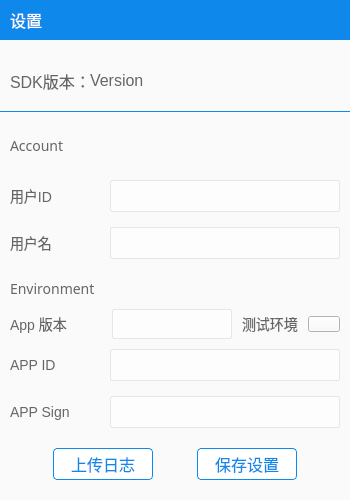
Qt form windows/ZegoAudioLive/ZegoSettingsDialog.ui (zegodev/ZegoAudioLiveRtp) before a commit.
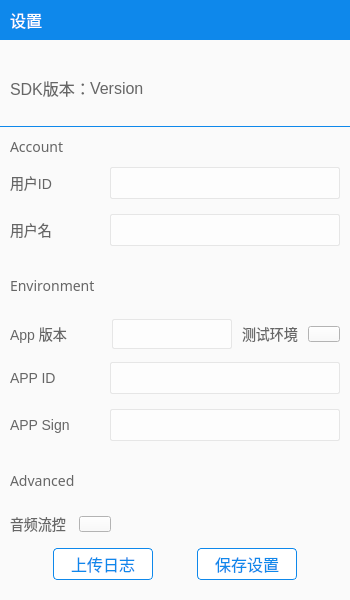
The same form after that commit. Icons and pictures are not drawn. Custom widgets are drawn as their Qt base class.

Diff of the .ui file:
```diff
--- a/windows/ZegoAudioLive/ZegoSettingsDialog.ui
+++ b/windows/ZegoAudioLive/ZegoSettingsDialog.ui
@@ -7,19 +7,19 @@
     <x>0</x>
     <y>0</y>
     <width>350</width>
-    <height>500</height>
+    <height>600</height>
    </rect>
   </property>
   <property name="minimumSize">
    <size>
     <width>350</width>
-    <height>500</height>
+    <height>600</height>
    </size>
   </property>
   <property name="maximumSize">
    <size>
     <width>350</width>
-    <height>500</height>
+    <height>600</height>
    </size>
   </property>
   <property name="windowTitle">
@@ -391,7 +391,7 @@
          </item>
          <item>
           <widget class="QWidget" name="m_zoneUserConfig" native="true">
-           <layout class="QVBoxLayout" name="verticalLayout_3">
+           <layout class="QVBoxLayout" name="verticalLayout_2">
             <property name="spacing">
              <number>0</number>
             </property>
@@ -642,11 +642,6 @@
              </layout>
             </item>
             <item>
-             <layout class="QVBoxLayout" name="verticalLayout_2">
-              <property name="spacing">
-               <number>0</number>
-              </property>
-              <item>
                <spacer name="verticalSpacer">
                 <property name="orientation">
                  <enum>Qt::Vertical</enum>
@@ -691,7 +686,7 @@
                 <property name="sizeHint" stdset="0">
                  <size>
                   <width>20</width>
-                  <height>10</height>
+                <height>13</height>
                  </size>
                 </property>
                </spacer>
@@ -927,7 +922,7 @@
                 <property name="sizeHint" stdset="0">
                  <size>
                   <width>20</width>
-                  <height>10</height>
+                <height>13</height>
                  </size>
                 </property>
                </spacer>
@@ -1123,8 +1118,135 @@
                 </property>
                </spacer>
               </item>
+            <item>
+             <widget class="QLabel" name="label_5">
+              <property name="font">
+               <font>
+                <family>微软雅黑</family>
+                <pointsize>-1</pointsize>
+               </font>
+              </property>
+              <property name="styleSheet">
+               <string notr="true">font-family: 微软雅黑;
+     font-size: 14px;
+	 color: #666666;</string>
+              </property>
+              <property name="text">
+               <string>Advanced</string>
+              </property>
+             </widget>
+            </item>
+            <item>
+             <spacer name="verticalSpacer_12">
+              <property name="orientation">
+               <enum>Qt::Vertical</enum>
+              </property>
+              <property name="sizeType">
+               <enum>QSizePolicy::Fixed</enum>
+              </property>
+              <property name="sizeHint" stdset="0">
+               <size>
+                <width>20</width>
+                <height>13</height>
+               </size>
+              </property>
+             </spacer>
+            </item>
+            <item>
+             <layout class="QHBoxLayout" name="horizontalLayout_6">
+              <property name="spacing">
+               <number>0</number>
+              </property>
+              <item>
+               <widget class="QLabel" name="label_9">
+                <property name="styleSheet">
+                 <string notr="true">font-family: 微软雅黑;
+     font-size: 14px;
+	 color: #666666;</string>
+                </property>
+                <property name="text">
+                 <string>音频流控</string>
+                </property>
+               </widget>
+              </item>
+              <item>
+               <spacer name="horizontalSpacer_13">
+                <property name="orientation">
+                 <enum>Qt::Horizontal</enum>
+                </property>
+                <property name="sizeType">
+                 <enum>QSizePolicy::Fixed</enum>
+                </property>
+                <property name="sizeHint" stdset="0">
+                 <size>
+                  <width>13</width>
+                  <height>20</height>
+                 </size>
+                </property>
+               </spacer>
+              </item>
+              <item>
+               <widget class="ZegoSwitchButton" name="m_audioBitrateControll">
+                <property name="minimumSize">
+                 <size>
+                  <width>32</width>
+                  <height>16</height>
+                 </size>
+                </property>
+                <property name="maximumSize">
+                 <size>
+                  <width>32</width>
+                  <height>16</height>
+                 </size>
+                </property>
+                <property name="styleSheet">
+                 <string notr="true">QPushButton:!checked{
+     border-image: url(:/Resources/images/switch_off.png);
+ }
+
+ QPushButton:checked{
+     border-image: url(:/Resources/images/switch_on.png);
+ }</string>
+                </property>
+                <property name="text">
+                 <string/>
+                </property>
+                <property name="checkable">
+                 <bool>true</bool>
+                </property>
+               </widget>
+              </item>
+              <item>
+               <spacer name="horizontalSpacer">
+                <property name="orientation">
+                 <enum>Qt::Horizontal</enum>
+                </property>
+                <property name="sizeHint" stdset="0">
+                 <size>
+                  <width>40</width>
+                  <height>20</height>
+                 </size>
+                </property>
+               </spacer>
+              </item>
              </layout>
             </item>
+            <item>
+             <spacer name="verticalSpacer_13">
+              <property name="orientation">
+               <enum>Qt::Vertical</enum>
+              </property>
+              <property name="sizeType">
+               <enum>QSizePolicy::Fixed</enum>
+              </property>
+              <property name="sizeHint" stdset="0">
+               <size>
+                <width>20</width>
+                <height>13</height>
+               </size>
+              </property>
+             </spacer>
+            </item>
             <item>
              <layout class="QHBoxLayout" name="horizontalLayout_4">
               <property name="spacing">
```
Lines whose indentation alone changed are shown as unchanged.
